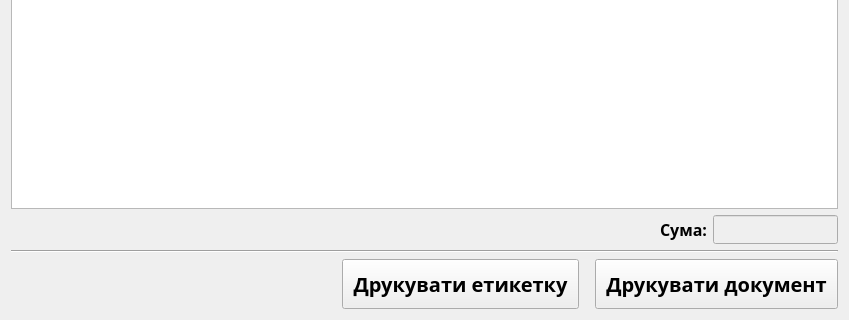
Qt form AutoCenterClient/widgets/records.ui (Sage-Cat/AutoCenter) before a commit; both pictures show x 0 to 849 and y 281 to 601 of the 849 by 601 pixel window.
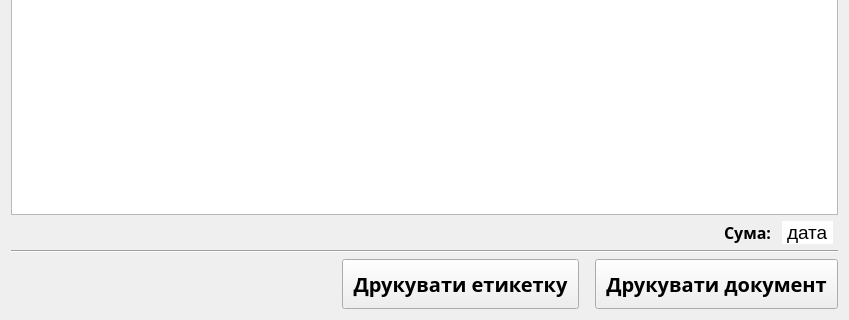
The same form after that commit. Icons and pictures are not drawn.

Commit message: Records refactoring and beauty

```diff
--- a/AutoCenterClient/widgets/records.ui
+++ b/AutoCenterClient/widgets/records.ui
@@ -318,7 +318,7 @@
     </widget>
    </item>
    <item>
-    <layout class="QHBoxLayout" name="horizontalLayout_10">
+    <layout class="QHBoxLayout" name="horizontalLayout_8">
      <item>
       <spacer name="horizontalSpacer_3">
        <property name="orientation">
@@ -333,7 +333,7 @@
       </spacer>
      </item>
      <item>
-      <layout class="QHBoxLayout" name="horizontalLayout_8">
+      <layout class="QHBoxLayout" name="horizontalLayout_6">
        <item>
         <widget class="QLabel" name="label_7">
          <property name="enabled">
@@ -353,29 +353,24 @@
         </widget>
        </item>
        <item>
-        <widget class="QLineEdit" name="line_sum">
+        <widget class="QLabel" name="line_sum">
          <property name="enabled">
-          <bool>false</bool>
-         </property>
-         <property name="sizePolicy">
-          <sizepolicy hsizetype="Fixed" vsizetype="Fixed">
-           <horstretch>0</horstretch>
-           <verstretch>0</verstretch>
-          </sizepolicy>
-         </property>
-         <property name="minimumSize">
-          <size>
-           <width>40</width>
-           <height>0</height>
-          </size>
+          <bool>true</bool>
          </property>
          <property name="font">
           <font>
-           <family>Calibri</family>
-           <pointsize>12</pointsize>
-           <underline>false</underline>
+           <family>Cantarell</family>
+           <pointsize>14</pointsize>
           </font>
          </property>
+         <property name="styleSheet">
+          <string notr="true">background-color : white; 
+margin-left: 5px; 
+margin-right: 5px;</string>
+         </property>
+         <property name="text">
+          <string>дата</string>
+         </property>
         </widget>
        </item>
       </layout>
```
The commit also changes 10 other files.
